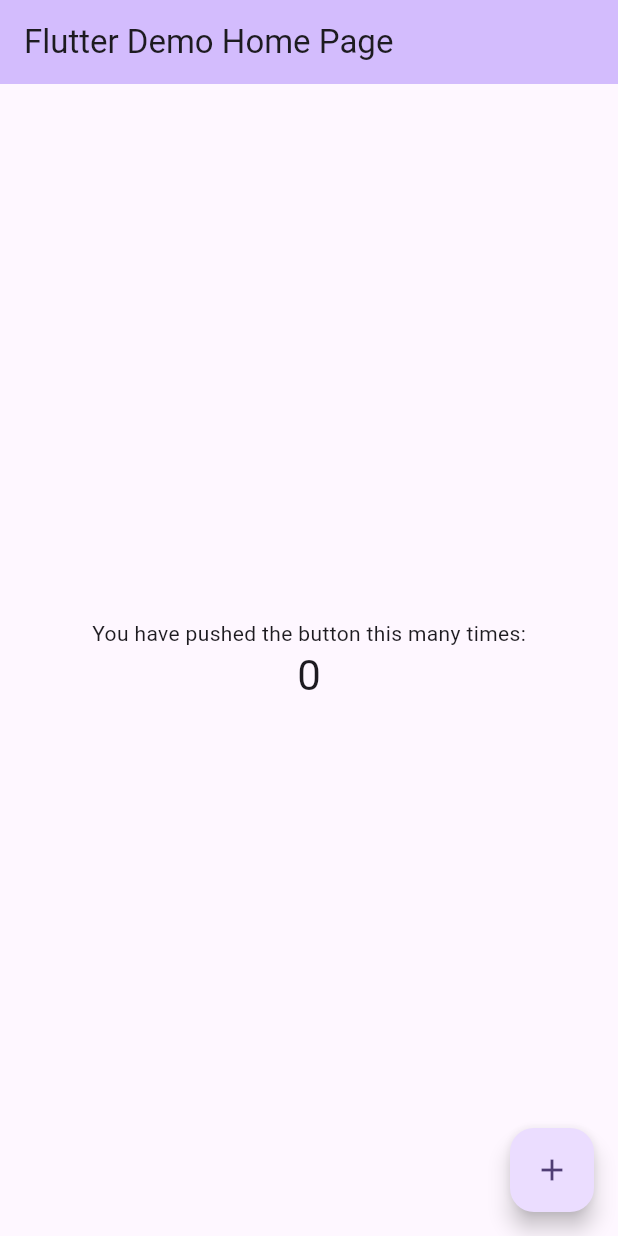
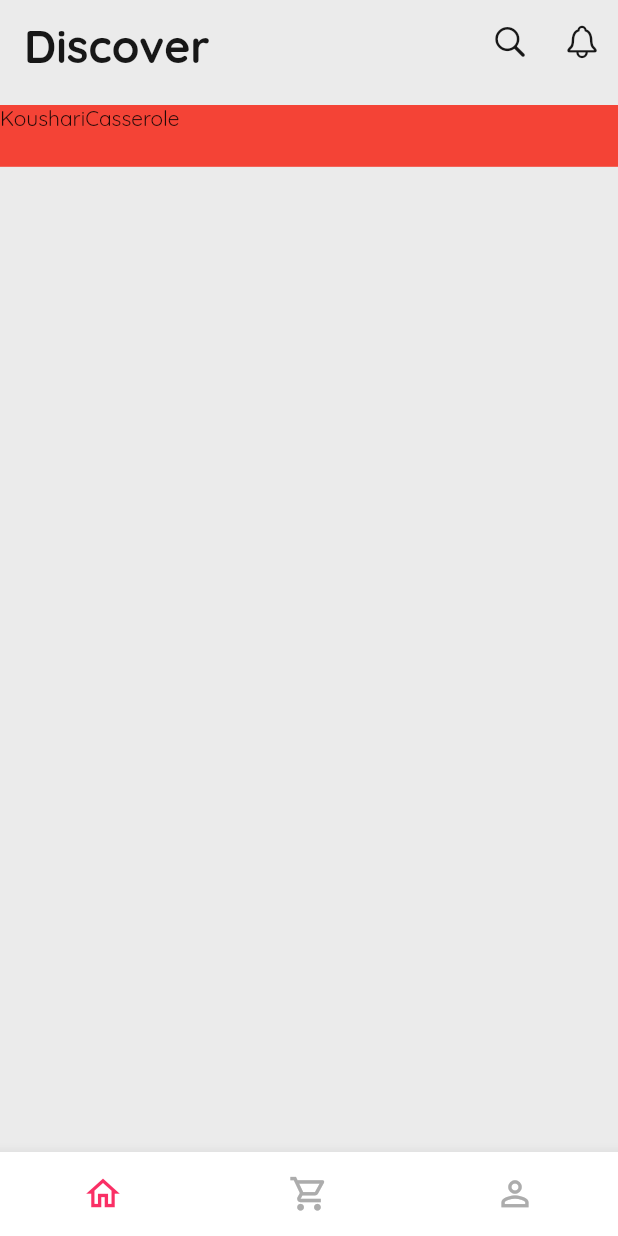
Before and after one commit to ahmedramadan-20/koshari_shop_app, a Flutter app: the screen it shows after launch, on a phone screen of 412 x 824 dp. Run offline on Flutter 3.47's test engine with Material 2 defaults, Android fonts, the phone set to English and light mode, and no system bars; drawn by our look-alikes of custom_navigation_bar.

Commit message:
home view app bar done

```diff
--- /dev/null
+++ b/lib/data/koshary_data.dart
@@ -0,0 +1,83 @@
+import 'package:flutter/material.dart';
+
+import '../generated/assets.dart';
+import '../models/koshary_model.dart';
+import '../models/user_status.dart';
+
+final List<Koushari> availablePlates = [
+  Koushari(
+    name: 'King',
+    size: 'small',
+    price: 40.00,
+    image: Assets.koshary8,
+  ),
+  Koushari(
+    name: 'Leader',
+    size: 'medium',
+    price: 50.00,
+    image: Assets.koshary9,
+  ),
+  Koushari(
+    name: 'Mafia',
+    size: 'big',
+    price: 650.00,
+    image: Assets.koshary7,
+  ),
+  Koushari(
+    name: 'Ghost',
+    size: 'huge',
+    price: 40.00,
+    image: Assets.koshary4,
+  ),
+  Koushari(
+    name: 'Qa\'ed',
+    size: 'big',
+    price: 60.00,
+    image: Assets.koshary1,
+  ),
+  Koushari(
+    name: 'za\'eim',
+    size: 'bigger',
+    price: 70.00,
+    image: Assets.koshary3,
+  ),
+];
+
+List<Koushari> cartItems = [];
+
+final List<UserStatus> userStatus = [
+  UserStatus(
+    emoji: '😴',
+    txt: 'Away',
+    selectColor: const Color(0xff121212),
+    unSelectColor: const Color(0xffbfbfbf),
+  ),
+  UserStatus(
+    emoji: '😋',
+    txt: 'Hungry',
+    selectColor: const Color(0xff05a35c),
+    unSelectColor: const Color(0xffCEEBD9),
+  ),
+  UserStatus(
+    emoji: '🎮',
+    txt: 'Gaming',
+    selectColor: const Color(0xffFFD237),
+    unSelectColor: const Color(0xffFDDFBB),
+  ),
+  UserStatus(
+    emoji: '🤫',
+    txt: 'busy',
+    selectColor: const Color(0xffba3a3a),
+    unSelectColor: const Color(0xffdb9797),
+  ),
+];
+
+final List categories = [
+  'Koushari',
+  'Casserole',
+];
+final List featured = [
+  'New',
+  'Featured',
+  'Upcoming',
+];
--- a/lib/main.dart
+++ b/lib/main.dart
@@ -1,125 +1,21 @@
 import 'package:flutter/material.dart';
+import 'package:koshariapp/view/navigator.dart';
 
 void main() {
   runApp(const MyApp());
 }
-
 class MyApp extends StatelessWidget {
   const MyApp({super.key});
 
-  // This widget is the root of your application.
   @override
   Widget build(BuildContext context) {
     return MaterialApp(
-      title: 'Flutter Demo',
+      debugShowCheckedModeBanner: false,
       theme: ThemeData(
-        // This is the theme of your application.
-        //
-        // TRY THIS: Try running your application with "flutter run". You'll see
-        // the application has a blue toolbar. Then, without quitting the app,
-        // try changing the seedColor in the colorScheme below to Colors.green
-        // and then invoke "hot reload" (save your changes or press the "hot
-        // reload" button in a Flutter-supported IDE, or press "r" if you used
-        // the command line to start the app).
-        //
-        // Notice that the counter didn't reset back to zero; the application
-        // state is not lost during the reload. To reset the state, use hot
-        // restart instead.
-        //
-        // This works for code too, not just values: Most code changes can be
-        // tested with just a hot reload.
-        colorScheme: ColorScheme.fromSeed(seedColor: Colors.deepPurple),
-        useMaterial3: true,
+        fontFamily: 'Quicksand'
       ),
-      home: const MyHomePage(title: 'Flutter Demo Home Page'),
+      title: 'Koushari Shop App',
+      home: MainNavigator(),
     );
   }
 }
-
-class MyHomePage extends StatefulWidget {
-  const MyHomePage({super.key, required this.title});
-
-  // This widget is the home page of your application. It is stateful, meaning
-  // that it has a State object (defined below) that contains fields that affect
-  // how it looks.
-
-  // This class is the configuration for the state. It holds the values (in this
-  // case the title) provided by the parent (in this case the App widget) and
-  // used by the build method of the State. Fields in a Widget subclass are
-  // always marked "final".
-
-  final String title;
-
-  @override
-  State<MyHomePage> createState() => _MyHomePageState();
-}
-
-class _MyHomePageState extends State<MyHomePage> {
-  int _counter = 0;
-
-  void _incrementCounter() {
-    setState(() {
-      // This call to setState tells the Flutter framework that something has
-      // changed in this State, which causes it to rerun the build method below
-      // so that the display can reflect the updated values. If we changed
-      // _counter without calling setState(), then the build method would not be
-      // called again, and so nothing would appear to happen.
-      _counter++;
-    });
-  }
-
-  @override
-  Widget build(BuildContext context) {
-    // This method is rerun every time setState is called, for instance as done
-    // by the _incrementCounter method above.
-    //
-    // The Flutter framework has been optimized to make rerunning build methods
-    // fast, so that you can just rebuild anything that needs updating rather
-    // than having to individually change instances of widgets.
-    return Scaffold(
-      appBar: AppBar(
-        // TRY THIS: Try changing the color here to a specific color (to
-        // Colors.amber, perhaps?) and trigger a hot reload to see the AppBar
-        // change color while the other colors stay the same.
-        backgroundColor: Theme.of(context).colorScheme.inversePrimary,
-        // Here we take the value from the MyHomePage object that was created by
-        // the App.build method, and use it to set our appbar title.
-        title: Text(widget.title),
-      ),
-      body: Center(
-        // Center is a layout widget. It takes a single child and positions it
-        // in the middle of the parent.
-        child: Column(
-          // Column is also a layout widget. It takes a list of children and
-          // arranges them vertically. By default, it sizes itself to fit its
-          // children horizontally, and tries to be as tall as its parent.
-          //
-          // Column has various properties to control how it sizes itself and
-          // how it positions its children. Here we use mainAxisAlignment to
-          // center the children vertically; the main axis here is the vertical
-          // axis because Columns are vertical (the cross axis would be
-          // horizontal).
-          //
-          // TRY THIS: Invoke "debug painting" (choose the "Toggle Debug Paint"
-          // action in the IDE, or press "p" in the console), to see the
-          // wireframe for each widget.
-          mainAxisAlignment: MainAxisAlignment.center,
-          children: <Widget>[
-            const Text(
-              'You have pushed the button this many times:',
-            ),
-            Text(
-              '$_counter',
-              style: Theme.of(context).textTheme.headlineMedium,
-            ),
-          ],
-        ),
-      ),
-      floatingActionButton: FloatingActionButton(
-        onPressed: _incrementCounter,
-        tooltip: 'Increment',
-        child: const Icon(Icons.add),
-      ), // This trailing comma makes auto-formatting nicer for build methods.
-    );
-  }
-}
--- a/lib/models/koshary_model.dart
+++ b/lib/models/koshary_model.dart
@@ -1,10 +1,10 @@
-class Koshary {
+class Koushari {
   String name;
   String size;
-  String price;
+  double price;
   String image;
 
-  Koshary({
+  Koushari({
     required this.name,
     required this.size,
     required this.price,
--- /dev/null
+++ b/lib/theme/custom_app_theme.dart
@@ -0,0 +1,109 @@
+import 'package:flutter/material.dart';
+
+import '../utils/constants.dart';
+
+
+class AppTheme{
+  AppTheme._();
+  /// Home
+  static const TextStyle homeAppBar = TextStyle(
+    fontSize: 30,
+    fontWeight: FontWeight.bold,
+    color: AppConstantsColor.darkTextColor,
+  );
+  static const TextStyle homeProductName = TextStyle(
+    color: AppConstantsColor.lightTextColor,
+    fontSize: 17,
+    fontWeight: FontWeight.w500,
+  );
+  static const TextStyle homeProductModel = TextStyle(
+      color: AppConstantsColor.lightTextColor,
+      fontWeight: FontWeight.bold,
+      fontSize: 22);
+  static const TextStyle homeProductPrice = TextStyle(
+      color: AppConstantsColor.lightTextColor,
+      fontWeight: FontWeight.w400,
+      fontSize: 16);
+  static const TextStyle homeMoreText = TextStyle(
+      fontSize: 22,
+      color: AppConstantsColor.darkTextColor,
+      fontWeight: FontWeight.bold);
+  static const TextStyle homeGridNewText = TextStyle(
+    color: AppConstantsColor.lightTextColor,
+    fontWeight: FontWeight.w500,
+    fontSize: 18,
+  );
+  static const TextStyle homeGridNameAndModel = TextStyle(
+    color: AppConstantsColor.darkTextColor,
+    fontWeight: FontWeight.bold,
+  );
+  static const TextStyle homeGridPrice = TextStyle(
+    color: AppConstantsColor.darkTextColor,
+    fontWeight: FontWeight.bold,
+  );
+
+  /// Details
+  static const TextStyle detailsAppBar = TextStyle(
+    color: AppConstantsColor.lightTextColor,
+    fontWeight: FontWeight.w600,
+    fontSize: 22,
+  );
+  static const TextStyle detailsMoreText = TextStyle(
+      fontWeight: FontWeight.w500,
+      decoration: TextDecoration.underline,
+      height: 1);
+  static const TextStyle detailsProductPrice = TextStyle(
+      fontWeight: FontWeight.w500,
+      decoration: TextDecoration.underline,
+      height: 1);
+  static TextStyle detailsProductDescriptions =
+  TextStyle(color: Colors.grey[600]);
+
+  /// Bag
+
+  static const TextStyle bagEmptyListTitle =
+  TextStyle(fontSize: 30, fontWeight: FontWeight.w500);
+  static const TextStyle bagEmptyListSubTitle =
+  TextStyle(fontSize: 17, fontWeight: FontWeight.w400);
+  static const TextStyle bagTitle = TextStyle(
+    fontWeight: FontWeight.bold,
+    fontSize: 35,
+  );
+  static const TextStyle bagTotal = TextStyle(
+    fontWeight: FontWeight.bold,
+    fontSize: 35,
+  );
+  static const TextStyle bagProductModel = TextStyle(
+    fontSize: 17,
+    fontWeight: FontWeight.w500,
+    color: AppConstantsColor.darkTextColor,
+  );
+  static const TextStyle bagProductPrice = TextStyle(
+    fontSize: 20,
+    fontWeight: FontWeight.bold,
+    color: AppConstantsColor.darkTextColor,
+  );
+  static const TextStyle bagProductNumOfShoe =
+  TextStyle(fontSize: 17, fontWeight: FontWeight.bold);
+  static const TextStyle bagTotalPrice = TextStyle(
+      color: AppConstantsColor.darkTextColor,
+      fontWeight: FontWeight.w600,
+      fontSize: 16);
+  static const TextStyle bagSumOfItemOnBag = TextStyle(
+      color: AppConstantsColor.darkTextColor,
+      fontWeight: FontWeight.bold,
+      fontSize: 20);
+
+  /// Profile
+  static const TextStyle profileAppBarTitle = TextStyle(
+    fontSize: 20,
+    fontWeight: FontWeight.bold,
+    color: AppConstantsColor.darkTextColor,
+  );
+  static const TextStyle profileRepeatedListTileTitle = TextStyle(
+      fontWeight: FontWeight.bold,
+      color: AppConstantsColor.darkTextColor,
+      fontSize: 18);
+  static const TextStyle profileDevName =
+  TextStyle(fontSize: 22, fontWeight: FontWeight.w800);
+}
--- /dev/null
+++ b/lib/utils/constants.dart
@@ -0,0 +1,10 @@
+import 'package:flutter/material.dart';
+
+class AppConstantsColor {
+  AppConstantsColor._();
+  static const Color backgroundColor = Color(0xffebebeb);
+  static const Color darkTextColor = Color(0xff171717);
+  static const Color lightTextColor = Colors.white;
+  static const Color unSelectedTextColor = Color(0xffc9c9c9);
+  static const Color materialButtonColor = Color(0xfffa2f65);
+}
--- /dev/null
+++ b/lib/view/home/components/home_appbar.dart
@@ -0,0 +1,48 @@
+
+import 'package:flutter/cupertino.dart';
+import 'package:flutter/material.dart';
+
+import '../../../theme/custom_app_theme.dart';
+import '../../../utils/constants.dart';
+
+class HomeAppBar extends StatelessWidget implements  PreferredSizeWidget {
+  const HomeAppBar({
+    super.key,
+  });
+
+  @override
+  Widget build(BuildContext context) {
+    return AppBar(
+      backgroundColor: Colors.transparent,
+      elevation: 0,
+      title: Padding(
+        padding: const EdgeInsets.only(top: 6.0),
+        child: const Text(
+          'Discover',
+          style: AppTheme.homeAppBar,
+        ),
+      ),
+      actions: [
+        IconButton(
+          onPressed: () {},
+          icon: const Icon(
+            CupertinoIcons.search,
+            size: 25,
+            color: AppConstantsColor.darkTextColor,
+          ),
+        ),
+        IconButton(
+          onPressed: () {},
+          icon: const Icon(
+            CupertinoIcons.bell,
+            size: 25,
+            color: AppConstantsColor.darkTextColor,
+          ),
+        ),
+      ],
+    );
+  }
+
+  @override
+  Size get preferredSize => const Size.fromHeight(70);
+}
--- /dev/null
+++ b/lib/view/home/home_view.dart
@@ -0,0 +1,40 @@
+import 'package:flutter/material.dart';
+import 'package:koshariapp/data/koshary_data.dart';
+import 'package:koshariapp/utils/constants.dart';
+
+import 'components/home_appbar.dart';
+
+class HomeView extends StatelessWidget {
+  const HomeView({super.key});
+
+  @override
+  Widget build(BuildContext context) {
+    Size size = MediaQuery.sizeOf(context);
+    return SafeArea(
+      child: Scaffold(
+        backgroundColor: AppConstantsColor.backgroundColor,
+        appBar: const HomeAppBar(),
+        body: Column(
+          children: [
+            Row(
+              children: [
+                Container(
+                  width: size.width,
+                  height: size.height * 0.05,
+                  color: Colors.red,
+                  child: ListView.builder(
+                    scrollDirection: Axis.horizontal,
+                    itemCount: categories.length,
+                    itemBuilder: (context, index) {
+                      return Text(categories[index]);
+                    },
+                  ),
+                ),
+              ],
+            )
+          ],
+        ),
+      ),
+    );
+  }
+}
--- /dev/null
+++ b/lib/view/navigator.dart
@@ -0,0 +1,85 @@
+import 'package:custom_navigation_bar/custom_navigation_bar.dart';
+import 'package:flutter/material.dart';
+import 'package:koshariapp/utils/constants.dart';
+
+import 'view.dart';
+
+class MainNavigator extends StatefulWidget {
+  const MainNavigator({super.key});
+
+  @override
+  State<MainNavigator> createState() => _MainNavigatorState();
+}
+
+class _MainNavigatorState extends State<MainNavigator> {
+  PageController _pageController = PageController();
+  int _selectedIndex = 0;
+  List<Widget> _screens = [
+    HomeView(),
+    Container(
+      color: Colors.red,
+    ),
+    Container(
+      color: Colors.yellow,
+    ),
+    Container(
+      color: Colors.deepPurpleAccent,
+    ),
+  ];
+
+  void _onItemTapped(int index) {
+    setState(() {
+      _selectedIndex = index;
+    });
+    // _pageController.jumpToPage(_selectedIndex);
+    _pageController.animateToPage(
+      _selectedIndex,
+      duration: const Duration(milliseconds: 200),
+      curve: Curves.linear,
+    );
+  }
+  @override
+  void dispose() {
+    _pageController.dispose();
+    super.dispose();
+  }
+
+  @override
+  Widget build(BuildContext context) {
+    return Scaffold(
+      body: PageView(
+        physics: const NeverScrollableScrollPhysics(),
+        controller: _pageController,
+        children: _screens,
+      ),
+      bottomNavigationBar: CustomNavigationBar(
+        currentIndex: _selectedIndex,
+        onTap: _onItemTapped,
+        iconSize: 27.0,
+        bubbleCurve: Curves.linear,
+        selectedColor: AppConstantsColor.materialButtonColor,
+        strokeColor: AppConstantsColor.materialButtonColor,
+        unSelectedColor: const Color(0xffacacac),
+        backgroundColor: Colors.white,
+        scaleFactor: 0.1,
+        items: [
+          CustomNavigationBarItem(
+            icon: const Icon(
+              Icons.home_outlined,
+            ),
+          ),
+          CustomNavigationBarItem(
+            icon: const Icon(
+              Icons.shopping_cart_outlined,
+            ),
+          ),
+          CustomNavigationBarItem(
+            icon: const Icon(
+              Icons.person_outline,
+            ),
+          ),
+        ],
+      ),
+    );
+  }
+}
--- /dev/null
+++ b/lib/view/view.dart
@@ -0,0 +1 @@
+export 'home/home_view.dart';
```
